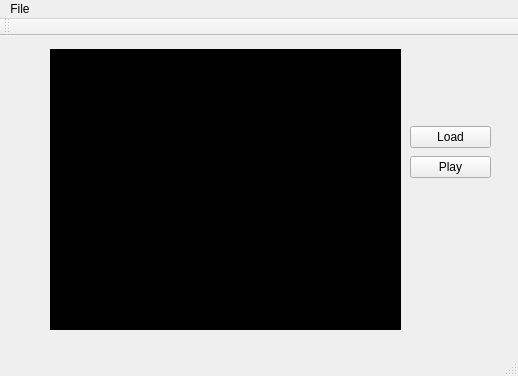
First picture: the form in views/mainwindow.ui, repository Ahziel/TrafficDetector, before the edit.
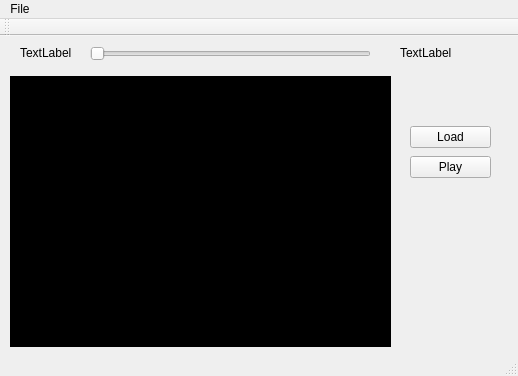
Second picture: the form after the edit.

Commit message: Ajout du player.h et .cpp

The edit to the form file:
```diff
--- a/views/mainwindow.ui
+++ b/views/mainwindow.ui
@@ -17,10 +17,10 @@
    <widget class="QLabel" name="label">
     <property name="geometry">
      <rect>
-      <x>50</x>
-      <y>13</y>
-      <width>351</width>
-      <height>281</height>
+      <x>10</x>
+      <y>40</y>
+      <width>381</width>
+      <height>271</height>
      </rect>
     </property>
     <property name="styleSheet">
@@ -60,6 +60,45 @@
      <string>Play</string>
     </property>
    </widget>
+   <widget class="QSlider" name="horizontalSlider">
+    <property name="geometry">
+     <rect>
+      <x>90</x>
+      <y>10</y>
+      <width>281</width>
+      <height>16</height>
+     </rect>
+    </property>
+    <property name="orientation">
+     <enum>Qt::Horizontal</enum>
+    </property>
+   </widget>
+   <widget class="QLabel" name="label_2">
+    <property name="geometry">
+     <rect>
+      <x>400</x>
+      <y>10</y>
+      <width>59</width>
+      <height>14</height>
+     </rect>
+    </property>
+    <property name="text">
+     <string>TextLabel</string>
+    </property>
+   </widget>
+   <widget class="QLabel" name="label_3">
+    <property name="geometry">
+     <rect>
+      <x>20</x>
+      <y>10</y>
+      <width>59</width>
+      <height>14</height>
+     </rect>
+    </property>
+    <property name="text">
+     <string>TextLabel</string>
+    </property>
+   </widget>
   </widget>
   <widget class="QMenuBar" name="menuBar">
    <property name="geometry">
```
The commit also changes 1 other file.
